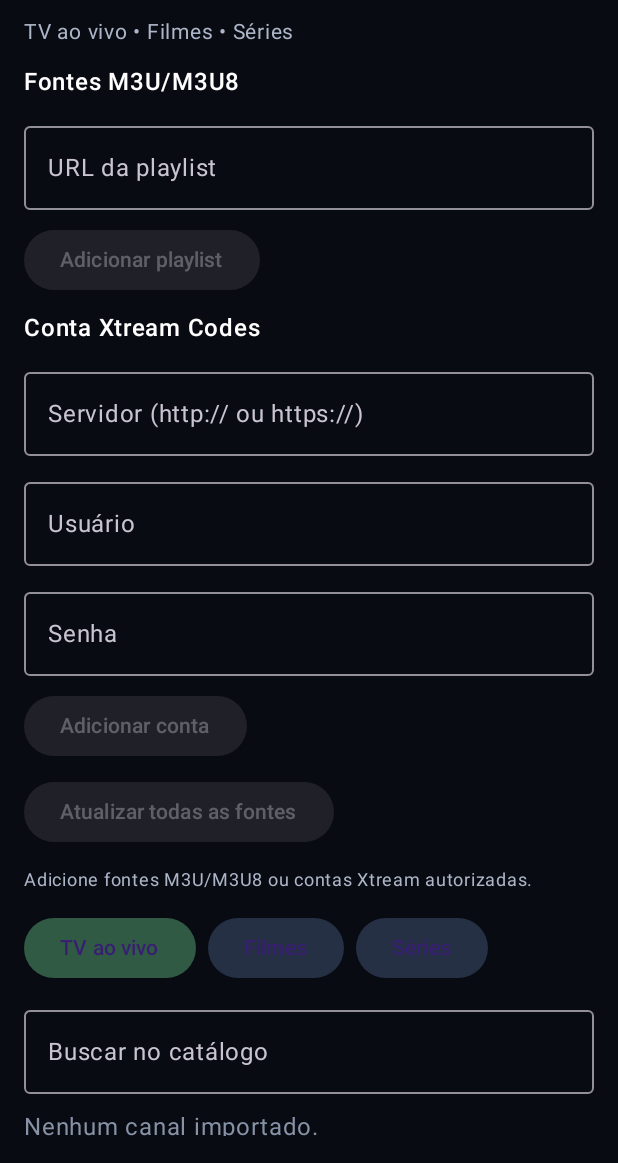
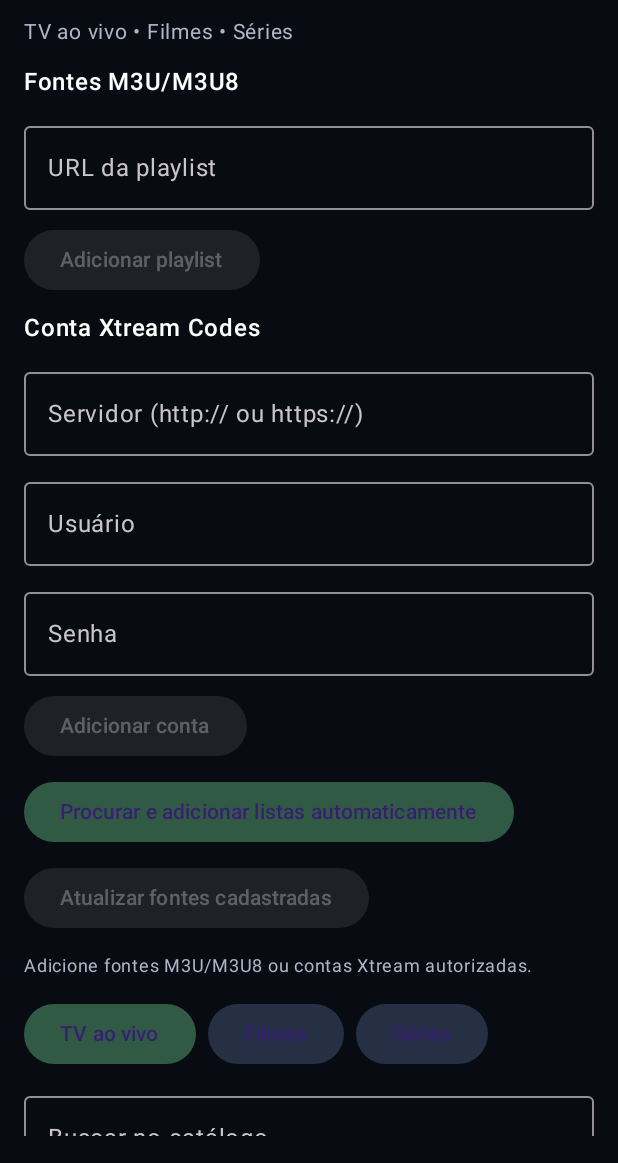
Before and after one commit to misterafael/TV-e-Series-Online, an Android app built with Jetpack Compose: the screen it shows after launch (MainActivity), on a phone screen of 412 x 824 dp, the part 73-1236 px from its top. Run offline under Robolectric (Android 15) with nearby library versions, the phone set to English and light mode, and no system bars; pictures from the network do not load; 1 statement that could not run was skipped.

Commit message:
Integrate automatic public playlist discovery into app startup and manual search

```diff
--- a/app/src/main/java/br/com/tveseriesonline/MainActivity.kt
+++ b/app/src/main/java/br/com/tveseriesonline/MainActivity.kt
@@ -99,6 +99,7 @@ private fun HomeScreen() {
             if (MultiSourceRepository.getSources(context).isEmpty() && oldSource.isNotBlank()) {
                 MultiSourceRepository.addSource(context, oldSource)
             }
+            PublicSourceDiscovery.discoverAndRegister(context)
         }
         reloadCatalog()
     }
@@ -107,12 +108,17 @@ private fun HomeScreen() {
         scope.launch {
             busy = true
             status = "Atualizando fontes M3U/M3U8 e Xtream..."
+            val discovery = runCatching { withContext(Dispatchers.IO) { PublicSourceDiscovery.discoverAndRegister(context) } }.getOrNull()
             val result = runCatching { withContext(Dispatchers.IO) { ContentRefreshRepository.refreshAll(context) } }
             result.onSuccess { summary ->
                 reloadCatalog()
-                status = "Atualização concluída: ${summary.m3uChannels + summary.xtreamChannels} canais, ${summary.vodMovies} filmes e ${summary.vodSeries} séries."
-                if (summary.errors.isNotEmpty()) status += " Fontes com erro foram excluídas desta atualização."
-            }.onFailure { status = it.message ?: "Falha na atualização. O catálogo anterior foi preservado quando nenhuma fonte respondeu." }
+                val found = discovery?.let { " Busca automática: " + it.added + " novas listas adicionadas de " + it.checked + " verificadas." }.orEmpty()
+                status = "Atualização concluída: " + (summary.m3uChannels + summary.xtreamChannels) + " canais, " + summary.vodMovies + " filmes e " + summary.vodSeries + " séries." + found
+                if (summary.errors.isNotEmpty() || discovery?.errors?.isNotEmpty() == true) status += " Algumas fontes indisponíveis foram ignoradas."
+            }.onFailure { error ->
+                status = (discovery?.let { "Busca automática: " + it.added + " listas adicionadas. " } ?: "") +
+                    (error.message ?: "Falha na atualização. O catálogo anterior foi preservado quando nenhuma fonte respondeu.")
+            }
             busy = false
         }
     }
@@ -172,9 +178,12 @@ private fun HomeScreen() {
                             }
                         }
                     }
-                    Button(enabled = !busy && (sources.isNotEmpty() || accounts.isNotEmpty()), onClick = { refresh() },
+                    Button(enabled = !busy, onClick = { refresh() },
                         colors = ButtonDefaults.buttonColors(containerColor = Color(0xFF315A45))) {
-                        Text(if (busy) "Atualizando..." else "Atualizar todas as fontes")
+                        Text(if (busy) "Procurando e atualizando..." else "Procurar e adicionar listas automaticamente")
+                    }
+                    Button(enabled = !busy && (sources.isNotEmpty() || accounts.isNotEmpty()), onClick = { refresh() }) {
+                        Text("Atualizar fontes cadastradas")
                     }
                     Text(status, color = Color(0xFFADB6C8), fontSize = 12.sp)
 
```
